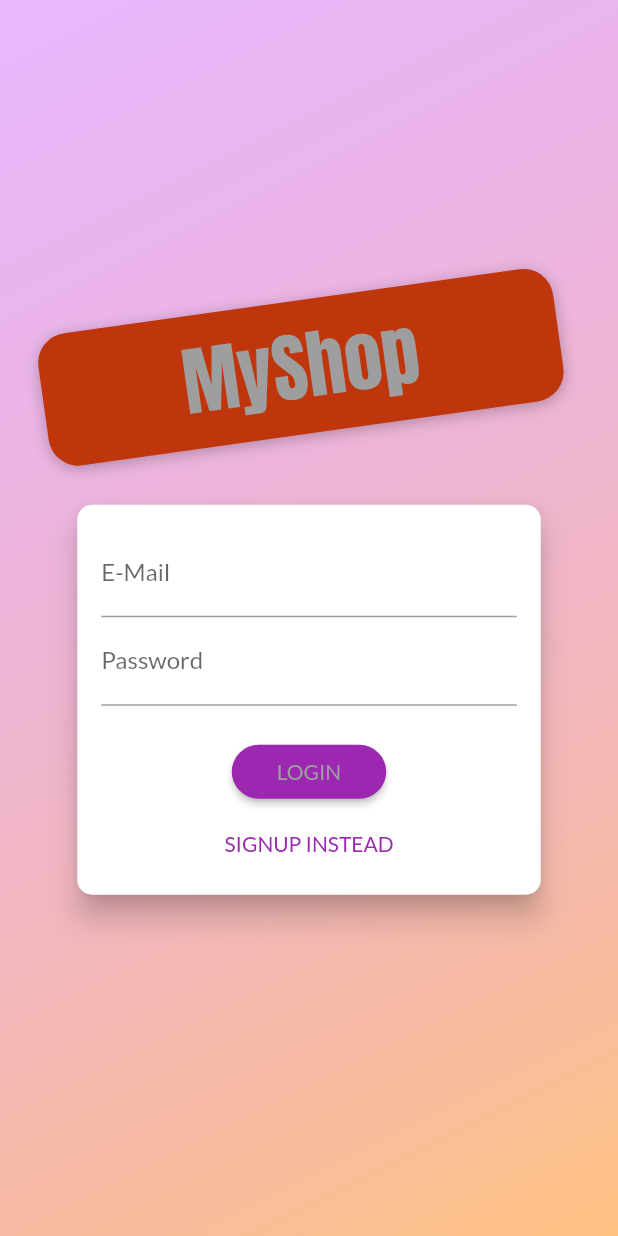
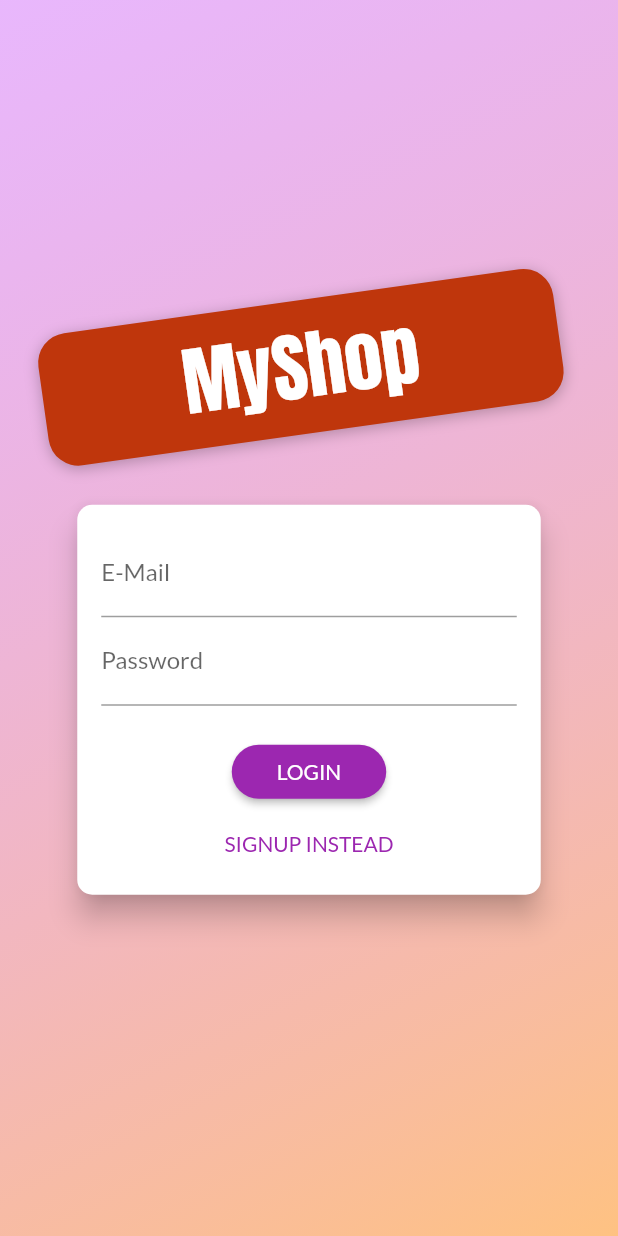
Before and after one commit to p-golba/shop, a Flutter app: the screen it shows after launch, on a phone screen of 412 x 824 dp. Run offline on Flutter 3.47's test engine with Material 2 defaults, Android fonts, the phone set to English and light mode, and no system bars; our stand-ins replace shared_preferences.

```diff
--- /dev/null
+++ b/lib/helpers/custom_route.dart
@@ -0,0 +1,46 @@
+import 'package:flutter/material.dart';
+
+class CustomRoute<T> extends MaterialPageRoute<T> {
+  CustomRoute({
+    required WidgetBuilder builder,
+    RouteSettings? settings,
+  }) : super(
+          builder: builder,
+          settings: settings,
+        );
+
+  @override
+  Widget buildTransitions(
+    BuildContext context,
+    Animation<double> animation,
+    Animation<double> secondaryAnimation,
+    Widget child,
+  ) {
+    if (settings.name == '/') {
+      return child;
+    }
+    return FadeTransition(
+      opacity: animation,
+      child: child,
+    );
+  }
+}
+
+class CustomPageTransitionBuilder extends PageTransitionsBuilder {
+  @override
+  Widget buildTransitions<T>(
+    PageRoute<T> route,
+    BuildContext context,
+    Animation<double> animation,
+    Animation<double> secondaryAnimation,
+    Widget child,
+  ) {
+    if (route.settings.name == '/') {
+      return child;
+    }
+    return FadeTransition(
+      opacity: animation,
+      child: child,
+    );
+  }
+}
--- a/lib/main.dart
+++ b/lib/main.dart
@@ -13,6 +13,7 @@ import './providers/products.dart';
 import './providers/cart.dart';
 import './providers/orders.dart';
 import './providers/auth.dart';
+import './helpers/custom_route.dart';
 
 void main() => runApp(const MyApp());
 
@@ -53,6 +54,10 @@ class MyApp extends StatelessWidget {
                   secondary: Colors.grey,
                 ),
                 fontFamily: 'Lato',
+                pageTransitionsTheme: PageTransitionsTheme(builders: {
+                  TargetPlatform.android: CustomPageTransitionBuilder(),
+                  TargetPlatform.iOS: CustomPageTransitionBuilder(),
+                }),
               ),
               debugShowCheckedModeBanner: false,
               home: value.isAuth
--- a/lib/screens/auth_screen.dart
+++ b/lib/screens/auth_screen.dart
@@ -62,10 +62,10 @@ class AuthScreen extends StatelessWidget {
                           )
                         ],
                       ),
-                      child: Text(
+                      child: const Text(
                         'MyShop',
                         style: TextStyle(
-                          color: Theme.of(context).colorScheme.secondary,
+                          color: Colors.white,
                           fontSize: 50,
                           fontFamily: 'Anton',
                           fontWeight: FontWeight.normal,
@@ -94,7 +94,8 @@ class AuthCard extends StatefulWidget {
   State<AuthCard> createState() => _AuthCardState();
 }
 
-class _AuthCardState extends State<AuthCard> {
+class _AuthCardState extends State<AuthCard>
+    with SingleTickerProviderStateMixin {
   final GlobalKey<FormState> _formKey = GlobalKey();
   AuthMode _authMode = AuthMode.login;
   final Map<String, String> _authData = {
@@ -103,6 +104,37 @@ class _AuthCardState extends State<AuthCard> {
   };
   var _isLoading = false;
   final _passwordController = TextEditingController();
+  AnimationController? _controller;
+  Animation<Offset>? _slideAnimation;
+  Animation<double>? _opacityAnimation;
+
+  @override
+  void initState() {
+    super.initState();
+    _controller = AnimationController(
+      vsync: this,
+      duration: const Duration(milliseconds: 300),
+    );
+    _slideAnimation = Tween<Offset>(
+      begin: const Offset(0, -1.5),
+      end: const Offset(0, 0),
+    ).animate(CurvedAnimation(
+        parent: _controller as AnimationController,
+        curve: Curves.fastOutSlowIn,
+        reverseCurve: Curves.fastOutSlowIn));
+
+    _opacityAnimation = Tween<double>(begin: 0, end: 1).animate(CurvedAnimation(
+        parent: _controller as AnimationController, curve: Curves.easeIn));
+    // _heightAnimation?.addListener(() {
+    //   setState(() {});
+    // });
+  }
+
+  @override
+  void dispose() {
+    super.dispose();
+    _controller?.dispose();
+  }
 
   void _showErrorDialog(String message) {
     showDialog(
@@ -180,10 +212,12 @@ class _AuthCardState extends State<AuthCard> {
       setState(() {
         _authMode = AuthMode.signup;
       });
+      _controller?.forward();
     } else {
       setState(() {
         _authMode = AuthMode.login;
       });
+      _controller?.reverse();
     }
   }
 
@@ -195,7 +229,9 @@ class _AuthCardState extends State<AuthCard> {
         borderRadius: BorderRadius.circular(10.0),
       ),
       elevation: 8.0,
-      child: Container(
+      child: AnimatedContainer(
+        duration: const Duration(milliseconds: 300),
+        curve: Curves.easeIn,
         height: _authMode == AuthMode.signup ? 320 : 260,
         constraints:
             BoxConstraints(minHeight: _authMode == AuthMode.signup ? 320 : 260),
@@ -233,8 +269,17 @@ class _AuthCardState extends State<AuthCard> {
                     _authData['password'] = value!;
                   },
                 ),
-                if (_authMode == AuthMode.signup)
-                  TextFormField(
+                AnimatedContainer(
+                  duration: const Duration(milliseconds: 300),
+                  curve: Curves.easeIn,
+                  constraints: BoxConstraints(
+                      minHeight: _authMode == AuthMode.signup ? 60 : 0,
+                      maxHeight: _authMode == AuthMode.signup ? 120 : 0),
+                  child: FadeTransition(
+                    opacity: _opacityAnimation as Animation<double>,
+                    child: SlideTransition(
+                      position: _slideAnimation as Animation<Offset>,
+                      child: TextFormField(
                         enabled: _authMode == AuthMode.signup,
                         decoration:
                             const InputDecoration(labelText: 'Confirm Password'),
@@ -247,6 +292,9 @@ class _AuthCardState extends State<AuthCard> {
                                 return null;
                               }
                             : null,
+                      ),
+                    ),
+                  ),
                 ),
                 const SizedBox(
                   height: 20,
@@ -265,7 +313,7 @@ class _AuthCardState extends State<AuthCard> {
                         const EdgeInsets.symmetric(horizontal: 30, vertical: 8),
                       ),
                       foregroundColor: MaterialStateProperty.all<Color>(
-                          Theme.of(context).colorScheme.secondary),
+                          Colors.white),
                       backgroundColor: MaterialStateProperty.all<Color>(
                           Theme.of(context).colorScheme.primary),
                     ),
--- a/lib/widgets/app_drawer.dart
+++ b/lib/widgets/app_drawer.dart
@@ -4,6 +4,7 @@ import 'package:provider/provider.dart';
 import '../screens/orders_screen.dart';
 import '../screens/user_products_screen.dart';
 import '../providers/auth.dart';
+// import '../helpers/custom_route.dart';
 
 class AppDrawer extends StatelessWidget {
   const AppDrawer({super.key});
@@ -29,8 +30,9 @@ class AppDrawer extends StatelessWidget {
             leading: const Icon(Icons.payment),
             title: const Text('Orders'),
             onTap: () {
-              Navigator.of(context)
-                  .pushReplacementNamed(OrdersScreen.routeName);
+              Navigator.of(context).pushReplacementNamed(OrdersScreen.routeName);
+              // Navigator.of(context)
+              //     .pushReplacement(CustomRoute(builder: (context) => const OrdersScreen()));
             },
           ),
           const Divider(),
--- a/pubspec.yaml
+++ b/pubspec.yaml
@@ -64,8 +64,8 @@ flutter:
   uses-material-design: true
 
   # To add assets to your application, add an assets section, like this:
-  # assets:
-  #   - images/a_dot_burr.jpeg
+  assets:
+    - assets/images/product-placeholder.png
   #   - images/a_dot_ham.jpeg
 
   # An image asset can refer to one or more resolution-specific "variants", see
```
Also changed, not shown: lib/screens/product_detail_screen.dart (+19 -9 lines), lib/widgets/order_item.dart (+12 -9 lines), lib/widgets/product_item.dart (+7 -3 lines), assets/images/product-placeholder.png (added). Lines whose indentation alone changed are shown as unchanged.
